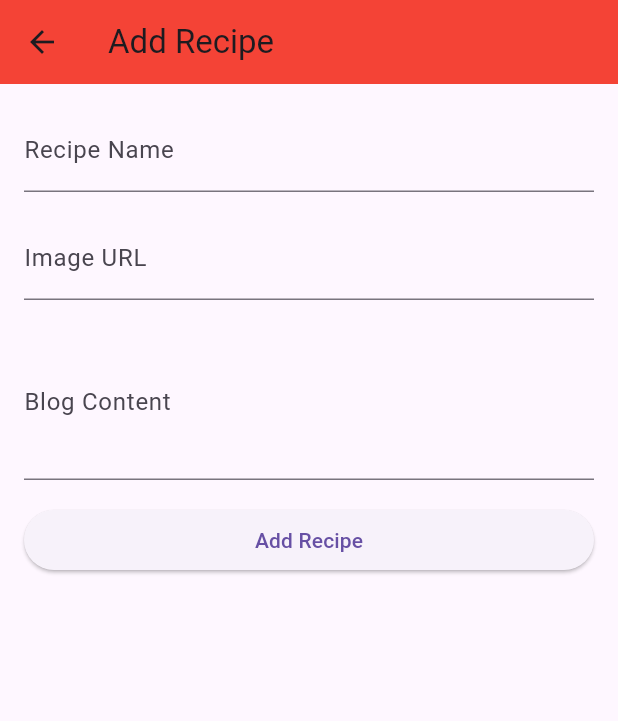
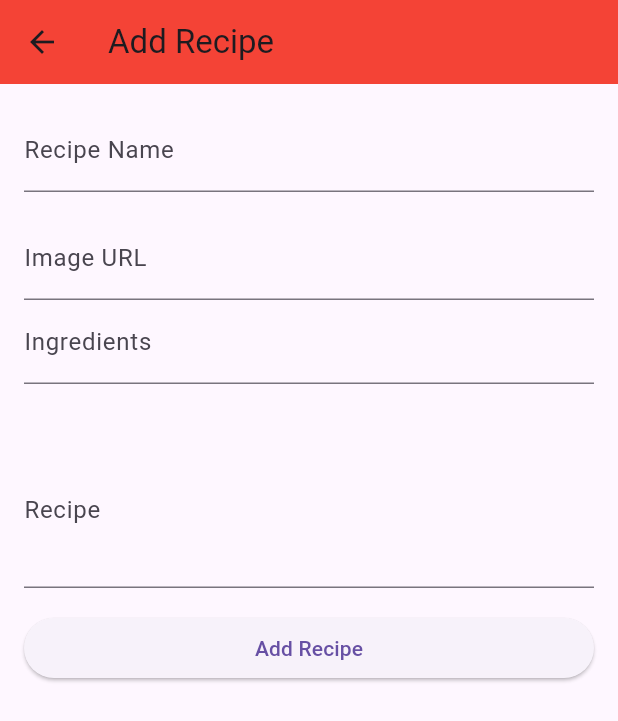
Before and after one commit to RachanaRane/BigOven-Clone-Flutter, a Flutter app: the VideoPlayerScreen screen opened directly, item 4 of the bottom bar chosen, after a tap on "Add New Recipe", on a phone screen of 412 x 824 dp. Shown: the top 721 px of the screen. Run offline on Flutter 3.47's test engine with Material 3 defaults, Android fonts, the phone set to English and light mode, and no system bars; our stand-ins replace cloud_firestore, firebase_auth, firebase_core, video_player; accounts and stored records are empty; network calls fail.

Commit message:
login,video

```diff
--- a/lib/recipe_form.dart
+++ b/lib/recipe_form.dart
@@ -11,6 +11,7 @@ class _AddRecipeFormState extends State<AddRecipeForm> {
   late TextEditingController _nameController;
   late TextEditingController _imageUrlController;
   late TextEditingController _blogContentController;
+  late TextEditingController _ingredientsController;
 
   @override
   void initState() {
@@ -18,6 +19,7 @@ class _AddRecipeFormState extends State<AddRecipeForm> {
     _nameController = TextEditingController();
     _imageUrlController = TextEditingController();
     _blogContentController = TextEditingController();
+    _ingredientsController=TextEditingController();
   }
 
   @override
@@ -25,6 +27,7 @@ class _AddRecipeFormState extends State<AddRecipeForm> {
     _nameController.dispose();
     _imageUrlController.dispose();
     _blogContentController.dispose();
+    _ingredientsController.dispose();
     super.dispose();
   }
 
@@ -32,9 +35,10 @@ class _AddRecipeFormState extends State<AddRecipeForm> {
     if (_formKey.currentState!.validate()) {
       try {
         await FirebaseFirestore.instance.collection('recipes').add({
-          'name': _nameController.text,
-          'imageUrl': _imageUrlController.text,
-          'blogContent': _blogContentController.text,
+          'ingredients':_ingredientsController.text,
+          'title': _nameController.text,
+          'url': _imageUrlController.text,
+          'recipe': _blogContentController.text,
         });
         ScaffoldMessenger.of(context).showSnackBar(
           SnackBar(content: Text('Recipe added successfully')),
@@ -83,10 +87,21 @@ class _AddRecipeFormState extends State<AddRecipeForm> {
                   return null;
                 },
               ),
+              TextFormField(
+                controller: _ingredientsController,
+                decoration: InputDecoration(labelText: 'Ingredients'),
+                validator: (value) {
+                  if (value == null || value.isEmpty) {
+                    return 'Please enter the Ingredients';
+                  }
+                  return null;
+                },
+              ),
+              SizedBox(height: 16.0),
               SizedBox(height: 16.0),
               TextFormField(
                 controller: _blogContentController,
-                decoration: InputDecoration(labelText: 'Blog Content'),
+                decoration: InputDecoration(labelText: 'Recipe'),
                 validator: (value) {
                   if (value == null || value.isEmpty) {
                     return 'Please enter the blog content';
--- a/lib/video_player.dart
+++ b/lib/video_player.dart
@@ -1,11 +1,10 @@
 import 'package:flutter/material.dart';
+import 'package:my_first_app/home_page.dart';
 import 'package:my_first_app/profile_page.dart';
 import 'package:my_first_app/recipe_list_page.dart';
 import 'package:my_first_app/recripe_library.dart';
 import 'package:video_player/video_player.dart';
 import 'dart:async';
-
-void main() => runApp(VideoPlayerApp());
 
 class VideoPlayerApp extends StatelessWidget {
   const VideoPlayerApp({super.key});
@@ -127,10 +126,22 @@ class _VideoPlayerScreenState extends State<VideoPlayerScreen> {
             icon: Icon(Icons.add),
             label: 'My Recipes',
           ),
+          BottomNavigationBarItem(
+            icon: Icon(Icons.movie),
+            label: 'Videos',
+          ),
         ],
-        currentIndex: 0,
+        currentIndex: 4,
         onTap: (index) {
-           if (index == 1) {
+          if (index == 0) {
+            Navigator.push(
+              context,
+              MaterialPageRoute(
+                builder: (context) => HomePage(),
+              ),
+            );
+          }
+           else if (index == 1) {
           Navigator.push(
               context,
               MaterialPageRoute(
```
Also changed, not shown: lib/home_page.dart (+22 -4 lines), lib/login.dart (+26 -1 lines), lib/profile_page.dart (+75 -40 lines), lib/recipe_list_page.dart (+12 -0 lines).
